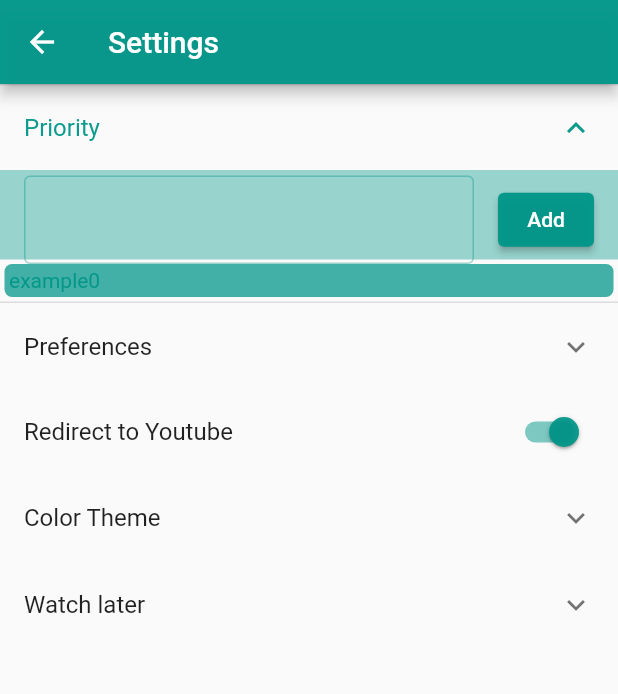
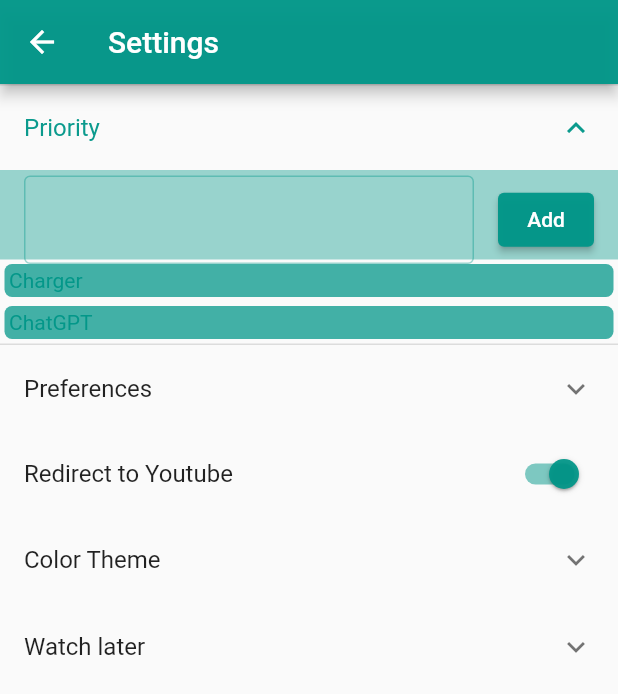
Before and after one commit to abdullac/devtube_youtube, a Flutter app: the screen it shows after launch, after a tap on the "settings" icon, on a phone screen of 412 x 824 dp. Shown: the top 694 px of the screen. Run offline on Flutter 3.47's test engine with Material 2 defaults, Android fonts, the phone set to English and light mode, and no system bars; our stand-ins replace bloc, dio, flutter_bloc, freezed_annotation, get_it, injectable and 1 more; network calls fail.

Commit message:
show videos and shorts with priority

```diff
--- a/lib/core/services/links/uri.dart
+++ b/lib/core/services/links/uri.dart
@@ -5,7 +5,7 @@ class Url {
   // static const String videosEndPoint =
   //     "videos?part=snippet&chart=mostPopular&maxResults=30&key=$apiKey";
   static const String videosEndPoint =
-      "videos?part=snippet&chart=mostPopular&key=$apiKey&maxResults=30&videoCategoryId=28";
+      "videos?part=snippet&chart=mostPopular&key=$apiKey&maxResults=50&videoCategoryId=28";
   static String serchQuery = "";
   static String techScienceCategoryId = "28";
   static String educationCategoryId = "27";
@@ -20,3 +20,6 @@ class Url {
 
 
 //  https://youtube.googleapis.com/youtube/v3/videos?part=snippet&chart=mostPopular&key=[ApiKey]&maxResults=30&videoCategoryId=28&pageToken=CAUQAA
+
+
+//  https://youtube.googleapis.com/youtube/v3/videos?part=snippet&chart=mostPopular&maxResults=30&pageToken=CAUQAA&videoCategoryId=28&key=[YOUR_API_KEY]
--- a/lib/ui/pages/home_page/page_home.dart
+++ b/lib/ui/pages/home_page/page_home.dart
@@ -52,13 +52,17 @@ class PageHome extends StatelessWidget {
               },
             ),
             ScreenShade(
-                size: Size(width, 70),
-                alignment: Alignment.topCenter,
-                screenShadeRotate: ScreenShadeRotate.top),
+              size: Size(width, 70),
+              alignment: Alignment.topCenter,
+              screenShadeRotate: ScreenShadeRotate.top,
+              shadeOnTap: () => gotoShortsPageView(context),
+            ),
             ScreenShade(
-                size: Size(width, 70),
-                alignment: Alignment.bottomCenter,
-                screenShadeRotate: ScreenShadeRotate.bottom),
+              size: Size(width, 70),
+              alignment: Alignment.bottomCenter,
+              screenShadeRotate: ScreenShadeRotate.bottom,
+              shadeOnTap: () => gotoVideosListView(context),
+            ),
           ],
         ),
       ),
--- a/lib/ui/pages/home_page/widgets/shorts_title_container.dart
+++ b/lib/ui/pages/home_page/widgets/shorts_title_container.dart
@@ -1,4 +1,6 @@
 import 'package:devtube_sample/core/providers/bloc/home/home_bloc.dart';
+import 'package:devtube_sample/ui/pages/home_page/widgets/shorts_thumbnail_home.dart';
+import 'package:devtube_sample/ui/pages/shorts_pageview_page/page_shorts_pageview.dart';
 import 'package:flutter/material.dart';
 import 'package:flutter_bloc/flutter_bloc.dart';
 
@@ -19,9 +21,17 @@ class ShortsTitleContainer extends StatelessWidget {
         width: size.width,
         child: BlocBuilder<HomeBloc, HomeState>(
           builder: (context, state) {
-            return Padding(
-              padding: const EdgeInsets.symmetric(horizontal: 8),
-              child: Text(
+            return InkWell(
+              onTap: () {
+                print("lsksjhdg");
+                gotoShortsPageView(context);
+              },
+              child: Padding(
+                padding: const EdgeInsets.only(left: 8, right: 8, bottom: 3),
+                child: Column(
+                  mainAxisAlignment: MainAxisAlignment.end,
+                  children: [
+                    Text(
                       state.shortsData?.title ?? "No shorts title provided",
                       // "ffds fsf sfsd sdfsdfsdf ffwer fsdfsdf sfsdffewf fsfffds fsf sfsd sdfsdfsdf ffwer fsdfsdf sfsdffewf fsf ",
                       style: TextStyle(
@@ -35,6 +45,9 @@ class ShortsTitleContainer extends StatelessWidget {
                       ),
                       overflow: TextOverflow.fade,
                     ),
+                  ],
+                ),
+              ),
             );
           },
         ),
--- /dev/null
+++ b/lib/ui/pages/settings_page/utils/constants.dart
@@ -0,0 +1,44 @@
+class PriorityModel {
+  String priorityTitle;
+  bool priorityBool;
+  PriorityModel(
+    this.priorityTitle,
+    this.priorityBool,
+  );
+}
+
+enum ToolOrProduct {
+  tool,
+  product,
+}
+
+List<PriorityModel> newPriorityModelList = [];
+
+List<PriorityModel> priorityModelList = [
+  PriorityModel("Charger", true),
+  PriorityModel("ChatGPT", true),
+  // PriorityModel("example1", true),
+  // PriorityModel("example2", false),
+  // PriorityModel("example3", false),
+  // PriorityModel("example4", true),
+];
+
+List<String> productsNamesList = [
+  "smartphone",
+  "Camera",
+];
+
+List<String> toolsNamesList = [
+  "PC",
+  "cpu",
+];
+
+List<String> priorityAndNamesLst() {
+  List<String> priorityAndNamesLstTemp = [];
+  for (var element in newPriorityModelList) {
+    priorityAndNamesLstTemp.add(element.priorityTitle);
+  }
+  priorityAndNamesLstTemp.addAll(productsNamesList);
+  priorityAndNamesLstTemp.addAll(toolsNamesList);
+  return priorityAndNamesLstTemp;
+}
--- a/lib/ui/pages/settings_page/utils/priority.dart
+++ /dev/null
@@ -1,18 +0,0 @@
-List<PriorityModel> priorityModelList = [
-  PriorityModel("example0", true),
-  // PriorityModel("example1", true),
-  // PriorityModel("example2", false),
-  // PriorityModel("example3", false),
-  // PriorityModel("example4", true),
-];
-List<PriorityModel> newPriorityModelList = [];
-
-class PriorityModel {
-  String priorityTitle;
-  bool priorityBool;
-
-  PriorityModel(
-    this.priorityTitle,
-    this.priorityBool,
-  );
-}
--- a/lib/ui/pages/settings_page/widgets/add_priority.dart
+++ b/lib/ui/pages/settings_page/widgets/add_priority.dart
@@ -1,4 +1,4 @@
-import 'package:devtube_sample/ui/pages/settings_page/utils/priority.dart';
+import 'package:devtube_sample/ui/pages/settings_page/utils/constants.dart';
 import 'package:devtube_sample/ui/pages/settings_page/widgets/color_theme_selection.dart';
 import 'package:devtube_sample/ui/pages/settings_page/widgets/priority_item.dart';
 import 'package:devtube_sample/utils/functions/printing.dart';
--- a/lib/ui/pages/settings_page/widgets/preferences.dart
+++ b/lib/ui/pages/settings_page/widgets/preferences.dart
@@ -1,3 +1,4 @@
+import 'package:devtube_sample/ui/pages/settings_page/utils/constants.dart';
 import 'package:devtube_sample/ui/pages/settings_page/widgets/preferences_item.dart';
 import 'package:devtube_sample/utils/functions/printing.dart';
 import 'package:flutter/material.dart';
--- a/lib/ui/pages/settings_page/widgets/priority.dart
+++ b/lib/ui/pages/settings_page/widgets/priority.dart
@@ -1,4 +1,4 @@
-import 'package:devtube_sample/ui/pages/settings_page/utils/priority.dart';
+import 'package:devtube_sample/ui/pages/settings_page/utils/constants.dart';
 import 'package:devtube_sample/ui/pages/settings_page/widgets/add_priority.dart';
 import 'package:devtube_sample/ui/pages/settings_page/widgets/color_theme_selection.dart';
 import 'package:devtube_sample/ui/pages/settings_page/widgets/priority_item.dart';
--- a/lib/ui/pages/settings_page/widgets/priority_item.dart
+++ b/lib/ui/pages/settings_page/widgets/priority_item.dart
@@ -1,4 +1,4 @@
-import 'package:devtube_sample/ui/pages/settings_page/utils/priority.dart';
+import 'package:devtube_sample/ui/pages/settings_page/utils/constants.dart';
 import 'package:devtube_sample/ui/pages/settings_page/widgets/color_theme_selection.dart';
 import 'package:flutter/material.dart';
 
--- a/lib/ui/shared/widgets/videos_title_widget.dart
+++ b/lib/ui/shared/widgets/videos_title_widget.dart
@@ -1,3 +1,4 @@
+import 'package:devtube_sample/ui/pages/home_page/widgets/video_thumbnail_home.dart';
 import 'package:flutter/material.dart';
 
 class VideosTitleWidget extends StatelessWidget {
@@ -16,7 +17,11 @@ class VideosTitleWidget extends StatelessWidget {
 
   @override
   Widget build(BuildContext context) {
-    return Container(
+    return InkWell(
+      onTap: () {
+        gotoVideosListView(context);
+      },
+      child: Container(
         padding: const EdgeInsets.all(5),
         width: double.infinity,
         height: size.height * 10 / 100,
@@ -26,6 +31,7 @@ class VideosTitleWidget extends StatelessWidget {
           overflow: TextOverflow.fade,
           style: TextStyle(color: textColor ?? Colors.white70),
         ),
+      ),
     );
   }
 }
```
Also changed, not shown: lib/core/services/i_repository/home/home_repository.dart (+64 -2 lines), lib/ui/pages/home_page/widgets/screen_shade.dart (+9 -1 lines), lib/ui/pages/settings_page/widgets/preferences_item.dart (+1 -13 lines). Lines whose indentation alone changed are shown as unchanged.
